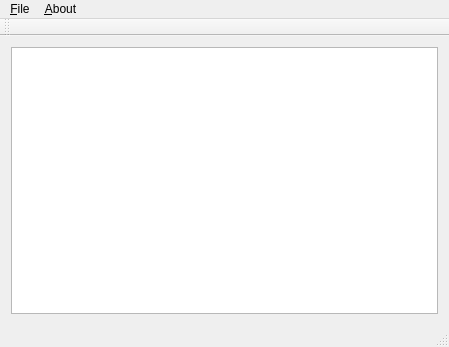
This is ProgramManager/mainwindow.ui in artur3/EdytorNC as Qt 5 draws it before an edit. The edited form follows.
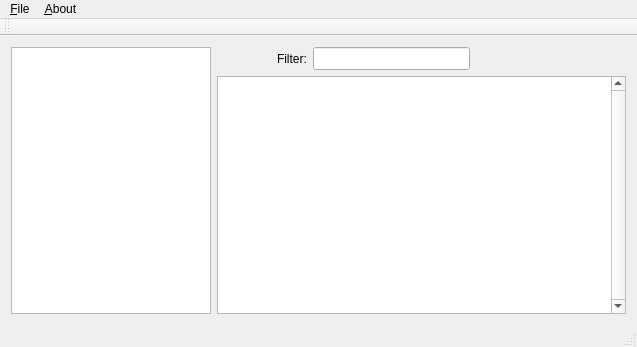
This is the edited form.

```diff
--- a/ProgramManager/mainwindow.ui
+++ b/ProgramManager/mainwindow.ui
@@ -6,7 +6,7 @@
    <rect>
     <x>0</x>
     <y>0</y>
-    <width>449</width>
+    <width>637</width>
     <height>347</height>
    </rect>
   </property>
@@ -16,23 +16,168 @@
   <widget class="QWidget" name="centralWidget">
    <layout class="QHBoxLayout" name="horizontalLayout">
     <item>
-     <widget class="QTableWidget" name="fileTableWidget">
-      <property name="alternatingRowColors">
-       <bool>true</bool>
-      </property>
-      <property name="selectionMode">
-       <enum>QAbstractItemView::SingleSelection</enum>
-      </property>
-      <property name="selectionBehavior">
-       <enum>QAbstractItemView::SelectRows</enum>
-      </property>
-      <property name="sortingEnabled">
-       <bool>true</bool>
-      </property>
-      <property name="wordWrap">
-       <bool>false</bool>
-      </property>
-     </widget>
+     <layout class="QVBoxLayout" name="verticalLayout">
+      <item>
+       <layout class="QHBoxLayout" name="horizontalLayout_2">
+        <property name="sizeConstraint">
+         <enum>QLayout::SetMinimumSize</enum>
+        </property>
+        <item>
+         <widget class="QListView" name="listView">
+          <property name="sizePolicy">
+           <sizepolicy hsizetype="Preferred" vsizetype="Expanding">
+            <horstretch>0</horstretch>
+            <verstretch>0</verstretch>
+           </sizepolicy>
+          </property>
+          <property name="minimumSize">
+           <size>
+            <width>200</width>
+            <height>0</height>
+           </size>
+          </property>
+          <property name="font">
+           <font>
+            <pointsize>11</pointsize>
+           </font>
+          </property>
+          <property name="styleSheet">
+           <string notr="true">QListView {
+     show-decoration-selected: 1; /* make the selection span the entire width of the view */
+ }
+
+
+ QListView::item:selected:!active {
+     background: rgb(85, 170, 255);
+ }
+
+ QListView::item:selected:active {
+     background: rgb(85, 170, 255);
+ }
+</string>
+          </property>
+          <property name="sizeAdjustPolicy">
+           <enum>QAbstractScrollArea::AdjustToContents</enum>
+          </property>
+          <property name="editTriggers">
+           <set>QAbstractItemView::NoEditTriggers</set>
+          </property>
+          <property name="alternatingRowColors">
+           <bool>true</bool>
+          </property>
+          <property name="resizeMode">
+           <enum>QListView::Adjust</enum>
+          </property>
+          <property name="spacing">
+           <number>3</number>
+          </property>
+         </widget>
+        </item>
+        <item>
+         <layout class="QVBoxLayout" name="verticalLayout_2">
+          <item>
+           <layout class="QHBoxLayout" name="horizontalLayout_3">
+            <item>
+             <spacer name="horizontalSpacer_2">
+              <property name="orientation">
+               <enum>Qt::Horizontal</enum>
+              </property>
+              <property name="sizeType">
+               <enum>QSizePolicy::Minimum</enum>
+              </property>
+              <property name="sizeHint" stdset="0">
+               <size>
+                <width>60</width>
+                <height>10</height>
+               </size>
+              </property>
+             </spacer>
+            </item>
+            <item>
+             <widget class="QLabel" name="label">
+              <property name="text">
+               <string>Filter:</string>
+              </property>
+             </widget>
+            </item>
+            <item>
+             <widget class="QLineEdit" name="filterLineEdit">
+              <property name="font">
+               <font>
+                <pointsize>10</pointsize>
+               </font>
+              </property>
+              <property name="clearButtonEnabled">
+               <bool>true</bool>
+              </property>
+             </widget>
+            </item>
+            <item>
+             <spacer name="horizontalSpacer">
+              <property name="orientation">
+               <enum>Qt::Horizontal</enum>
+              </property>
+              <property name="sizeType">
+               <enum>QSizePolicy::MinimumExpanding</enum>
+              </property>
+              <property name="sizeHint" stdset="0">
+               <size>
+                <width>40</width>
+                <height>10</height>
+               </size>
+              </property>
+             </spacer>
+            </item>
+           </layout>
+          </item>
+          <item>
+           <widget class="QTableView" name="tableView">
+            <property name="sizePolicy">
+             <sizepolicy hsizetype="MinimumExpanding" vsizetype="Expanding">
+              <horstretch>0</horstretch>
+              <verstretch>0</verstretch>
+             </sizepolicy>
+            </property>
+            <property name="verticalScrollBarPolicy">
+             <enum>Qt::ScrollBarAlwaysOn</enum>
+            </property>
+            <property name="horizontalScrollBarPolicy">
+             <enum>Qt::ScrollBarAsNeeded</enum>
+            </property>
+            <property name="sizeAdjustPolicy">
+             <enum>QAbstractScrollArea::AdjustToContentsOnFirstShow</enum>
+            </property>
+            <property name="editTriggers">
+             <set>QAbstractItemView::EditKeyPressed</set>
+            </property>
+            <property name="alternatingRowColors">
+             <bool>true</bool>
+            </property>
+            <property name="selectionMode">
+             <enum>QAbstractItemView::SingleSelection</enum>
+            </property>
+            <property name="selectionBehavior">
+             <enum>QAbstractItemView::SelectRows</enum>
+            </property>
+            <property name="sortingEnabled">
+             <bool>true</bool>
+            </property>
+            <property name="wordWrap">
+             <bool>false</bool>
+            </property>
+            <attribute name="horizontalHeaderCascadingSectionResizes">
+             <bool>true</bool>
+            </attribute>
+            <attribute name="horizontalHeaderStretchLastSection">
+             <bool>true</bool>
+            </attribute>
+           </widget>
+          </item>
+         </layout>
+        </item>
+       </layout>
+      </item>
+     </layout>
     </item>
    </layout>
   </widget>
@@ -41,8 +186,8 @@
     <rect>
      <x>0</x>
      <y>0</y>
-     <width>449</width>
-     <height>21</height>
+     <width>637</width>
+     <height>26</height>
     </rect>
    </property>
    <widget class="QMenu" name="menu_File">
```
